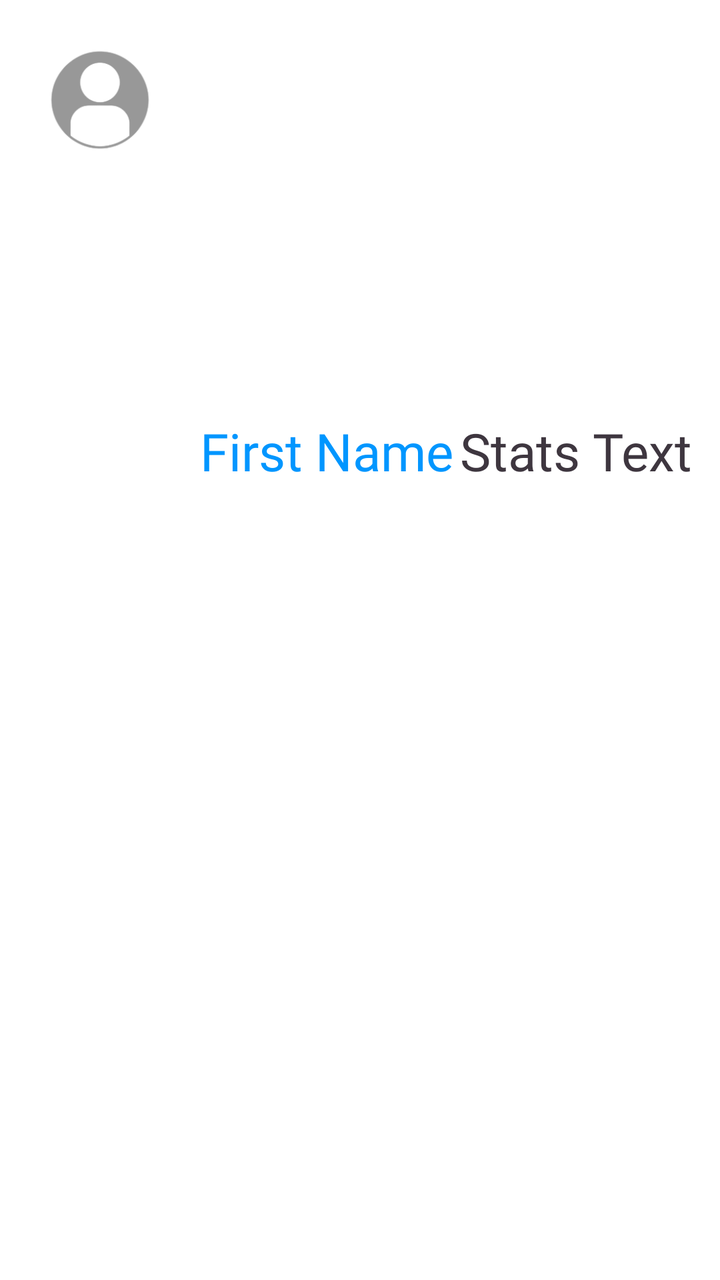
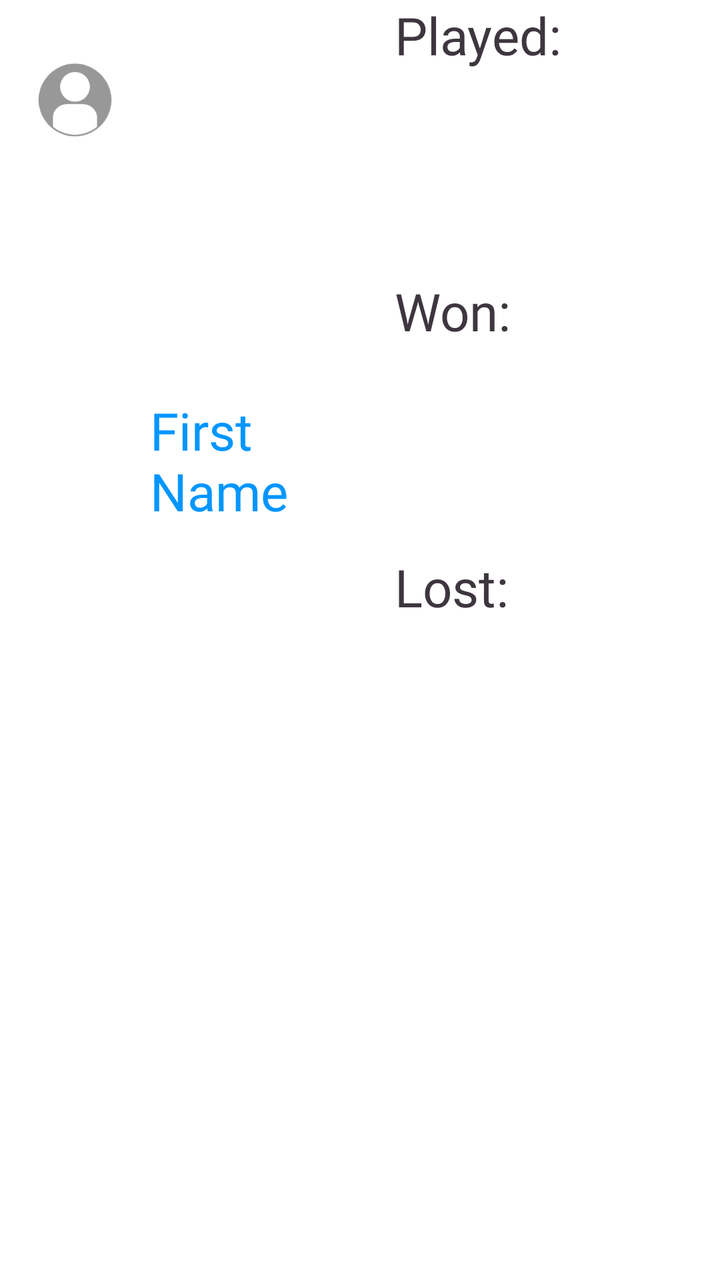

An Android layout rendered at two revisions. The XML below is the earlier revision; the diff shows what the commit changed to produce the second picture.
<!-- AndroidManifest.xml: application theme Theme.Uno -->
<!-- res/layout/person_adapter.xml -->
<?xml version="1.0" encoding="utf-8"?>
<LinearLayout xmlns:android="http://schemas.android.com/apk/res/android"
    xmlns:app="http://schemas.android.com/apk/res-auto"
    xmlns:tools="http://schemas.android.com/tools"
    android:layout_width="match_parent"
    android:layout_height="wrap_content">

    <ImageView
        android:id="@+id/imgPhoto"
        android:layout_width="100dp"
        android:layout_height="100dp"
        android:adjustViewBounds="false"
        android:scaleType="fitCenter"
        app:srcCompat="@drawable/user_icon" />

    <LinearLayout
        android:layout_width="0dp"
        android:layout_height="match_parent"
        android:layout_weight="1"
        android:orientation="horizontal">

        <LinearLayout
            android:layout_width="match_parent"
            android:layout_height="match_parent"
            android:layout_weight="1"
            android:orientation="vertical">

            <TextView
                android:id="@+id/textView16"
                android:layout_width="match_parent"
                android:layout_height="wrap_content"
                android:layout_weight="1" />

            <TextView
                android:id="@+id/tvFirstName"
                android:layout_width="wrap_content"
                android:layout_height="wrap_content"
                android:layout_weight="1"
                android:fontFamily="@font/bubble_font"
                android:text="First Name"
                android:textAppearance="?android:attr/textAppearanceLarge"
                android:textColor="#0096FF"
                android:textSize="26sp" />

            <TextView
                android:id="@+id/textView17"
                android:layout_width="match_parent"
                android:layout_height="wrap_content"
                android:layout_weight="1" />

        </LinearLayout>

        <LinearLayout
            android:layout_width="match_parent"
            android:layout_height="match_parent"
            android:layout_weight="1"
            android:orientation="vertical">


            <TextView
                android:id="@+id/textView9"
                android:layout_width="match_parent"
                android:layout_height="wrap_content"
                android:layout_weight="1" />

            <TextView
                android:id="@+id/tvStats"
                android:layout_width="wrap_content"
                android:layout_height="wrap_content"
                android:layout_weight="1"
                android:fontFamily="@font/bubble_font"
                android:text="Stats Text"
                android:textAppearance="?android:attr/textAppearanceLarge"
                android:textColor="#3E363F"
                android:textSize="26sp" />

            <TextView
                android:id="@+id/textView10"
                android:layout_width="match_parent"
                android:layout_height="wrap_content"
                android:layout_weight="1" />
        </LinearLayout>
    </LinearLayout>

</LinearLayout>
<!-- resources referenced by this layout -->
<resources>
  <!-- drawable user_icon: png bitmap (drawable, 8975 bytes) -->
  <style name="Theme.Uno" parent="Theme.MaterialComponents.DayNight.DarkActionBar">
          
          <item name="colorPrimary">@color/purple_500</item>
          <item name="colorPrimaryVariant">@color/purple_700</item>
          <item name="colorOnPrimary">@color/white</item>
          
          <item name="colorSecondary">@color/teal_200</item>
          <item name="colorSecondaryVariant">@color/teal_700</item>
          <item name="colorOnSecondary">@color/black</item>
          
          <item name="android:statusBarColor" tools:targetApi="l">?attr/colorPrimaryVariant</item>
          
      </style>
  <color name="purple_500">#FF6200EE</color>
  <color name="purple_700">#FF3700B3</color>
  <color name="white">#FFFFFFFF</color>
  <color name="teal_200">#FF03DAC5</color>
  <color name="teal_700">#FF018786</color>
  <color name="black">#FF000000</color>
</resources>

<!-- the commit's change to res/layout/person_adapter.xml (unified diff, before → after) -->
@@ -7,7 +7,7 @@
 
     <ImageView
         android:id="@+id/imgPhoto"
-        android:layout_width="100dp"
+        android:layout_width="75dp"
         android:layout_height="100dp"
         android:adjustViewBounds="false"
         android:scaleType="fitCenter"
@@ -22,7 +22,7 @@
         <LinearLayout
             android:layout_width="match_parent"
             android:layout_height="match_parent"
-            android:layout_weight="1"
+            android:layout_weight="4"
             android:orientation="vertical">
 
             <TextView
@@ -50,35 +50,71 @@
 
         </LinearLayout>
 
+        <TextView
+            android:id="@+id/textView12"
+            android:layout_width="wrap_content"
+            android:layout_height="wrap_content"
+            android:layout_weight="1" />
+
         <LinearLayout
             android:layout_width="match_parent"
             android:layout_height="match_parent"
-            android:layout_weight="1"
+            android:layout_weight="2"
             android:orientation="vertical">
 
 
             <TextView
-                android:id="@+id/textView9"
+                android:id="@+id/tvPlayed"
                 android:layout_width="match_parent"
                 android:layout_height="wrap_content"
-                android:layout_weight="1" />
+                android:layout_weight="1"
+                android:fontFamily="@font/bubble_font"
+                android:text="Played:"
+                android:textColor="#3E363F"
+                android:textSize="26sp" />
 
             <TextView
-                android:id="@+id/tvStats"
+                android:id="@+id/tvWon"
                 android:layout_width="wrap_content"
                 android:layout_height="wrap_content"
                 android:layout_weight="1"
                 android:fontFamily="@font/bubble_font"
-                android:text="Stats Text"
+                android:text="Won:"
                 android:textAppearance="?android:attr/textAppearanceLarge"
                 android:textColor="#3E363F"
                 android:textSize="26sp" />
 
             <TextView
-                android:id="@+id/textView10"
+                android:id="@+id/tvLost"
                 android:layout_width="match_parent"
                 android:layout_height="wrap_content"
-                android:layout_weight="1" />
+                android:layout_weight="1"
+                android:fontFamily="@font/bubble_font"
+                android:text="Lost:"
+                android:textColor="#3E363F"
+                android:textSize="26sp" />
+
+            <LinearLayout
+                android:layout_width="wrap_content"
+                android:layout_height="wrap_content"
+                android:layout_weight="1"
+                android:orientation="horizontal">
+
+            </LinearLayout>
+
+            <LinearLayout
+                android:layout_width="wrap_content"
+                android:layout_height="wrap_content"
+                android:layout_weight="1"
+                android:orientation="horizontal">
+
+                <TextView
+                    android:id="@+id/textView10"
+                    android:layout_width="match_parent"
+                    android:layout_height="wrap_content"
+                    android:layout_weight="1" />
+            </LinearLayout>
+
         </LinearLayout>
     </LinearLayout>
 
